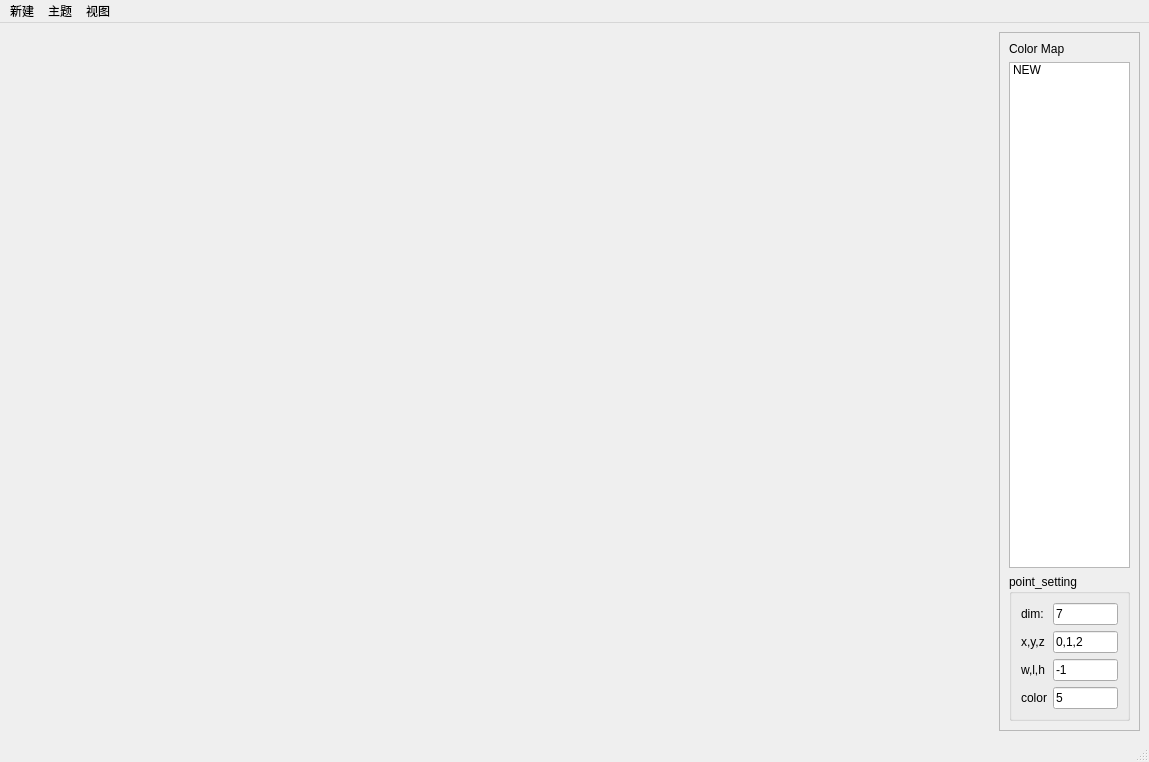
The window that Config/qviz.ui (xiaoqiang-cheng/Oviz) describes before a commit, drawn with Qt 5.
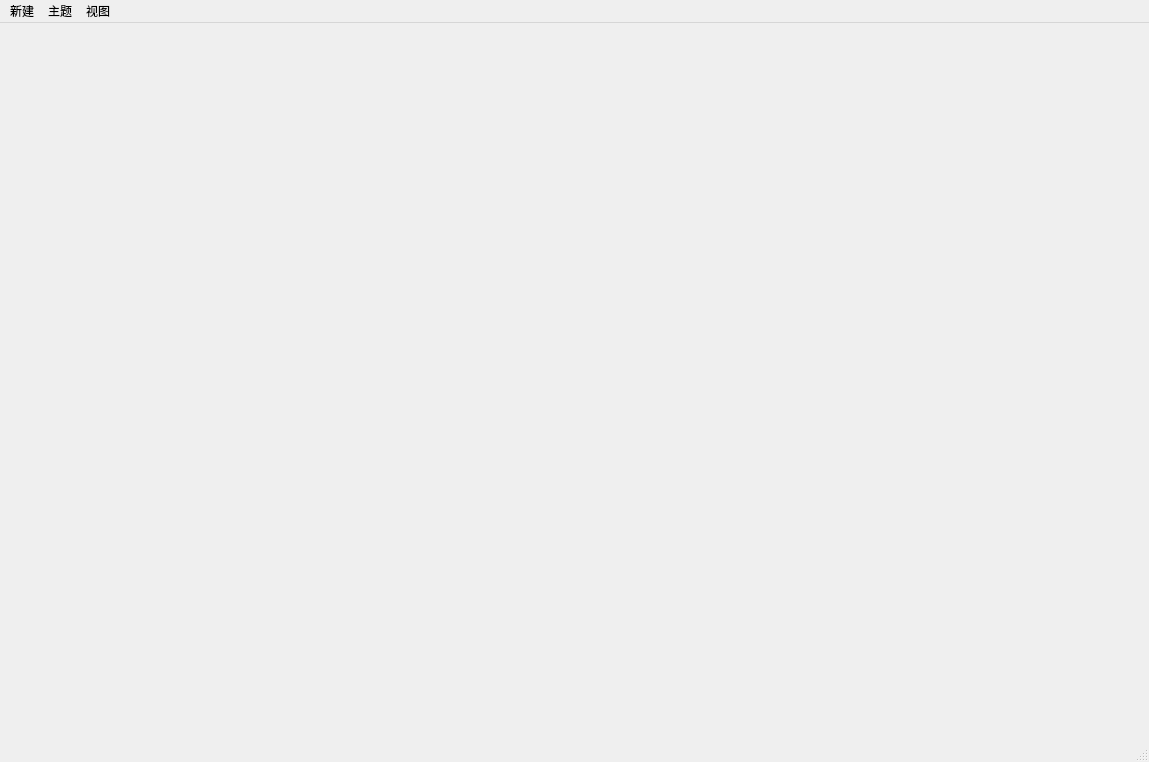
The same window after the commit. Icons and pictures are not drawn.

```diff
--- a/Config/qviz.ui
+++ b/Config/qviz.ui
@@ -27,7 +27,7 @@
    <set>QMainWindow::AllowTabbedDocks|QMainWindow::AnimatedDocks</set>
   </property>
   <widget class="QWidget" name="centralwidget">
-   <layout class="QHBoxLayout" name="horizontalLayout" stretch="7,1">
+   <layout class="QHBoxLayout" name="horizontalLayout" stretch="7">
     <item>
      <widget class="QWidget" name="pointcloud_vis_widget" native="true">
       <layout class="QHBoxLayout" name="pointcloud_vis_widget_layout">
@@ -49,106 +49,6 @@
       </layout>
      </widget>
     </item>
-    <item>
-     <widget class="QScrollArea" name="pointcloud_vis_setting_area">
-      <property name="widgetResizable">
-       <bool>true</bool>
-      </property>
-      <widget class="QWidget" name="pointcloud_vis_setting_frame">
-       <property name="geometry">
-        <rect>
-         <x>0</x>
-         <y>0</y>
-         <width>144</width>
-         <height>676</height>
-        </rect>
-       </property>
-       <layout class="QVBoxLayout" name="verticalLayout_3">
-        <item>
-         <widget class="QLabel" name="label_5">
-          <property name="text">
-           <string>Color Map</string>
-          </property>
-         </widget>
-        </item>
-        <item>
-         <widget class="QListWidget" name="listwidget_id_color_map">
-          <item>
-           <property name="text">
-            <string>NEW</string>
-           </property>
-          </item>
-         </widget>
-        </item>
-        <item>
-         <widget class="QGroupBox" name="groupBox">
-          <property name="title">
-           <string>point_setting</string>
-          </property>
-          <layout class="QGridLayout" name="gridLayout">
-           <item row="2" column="0">
-            <widget class="QLabel" name="label_3">
-             <property name="text">
-              <string>w,l,h</string>
-             </property>
-            </widget>
-           </item>
-           <item row="1" column="1">
-            <widget class="QLineEdit" name="linetxt_xyz_dim">
-             <property name="text">
-              <string>0,1,2</string>
-             </property>
-            </widget>
-           </item>
-           <item row="0" column="0">
-            <widget class="QLabel" name="label">
-             <property name="text">
-              <string>dim:</string>
-             </property>
-            </widget>
-           </item>
-           <item row="2" column="1">
-            <widget class="QLineEdit" name="linetxt_wlh_dim">
-             <property name="text">
-              <string>-1</string>
-             </property>
-            </widget>
-           </item>
-           <item row="0" column="1">
-            <widget class="QLineEdit" name="linetxt_point_dim">
-             <property name="text">
-              <string>7</string>
-             </property>
-            </widget>
-           </item>
-           <item row="1" column="0">
-            <widget class="QLabel" name="label_2">
-             <property name="text">
-              <string>x,y,z</string>
-             </property>
-            </widget>
-           </item>
-           <item row="3" column="0">
-            <widget class="QLabel" name="label_4">
-             <property name="text">
-              <string>color</string>
-             </property>
-            </widget>
-           </item>
-           <item row="3" column="1">
-            <widget class="QLineEdit" name="linetxt_color_dim">
-             <property name="text">
-              <string>5</string>
-             </property>
-            </widget>
-           </item>
-          </layout>
-         </widget>
-        </item>
-       </layout>
-      </widget>
-     </widget>
-    </item>
    </layout>
   </widget>
   <widget class="QMenuBar" name="menubar">
```
Left out of the diff: 8 changed lines with no effect on the pictures.
